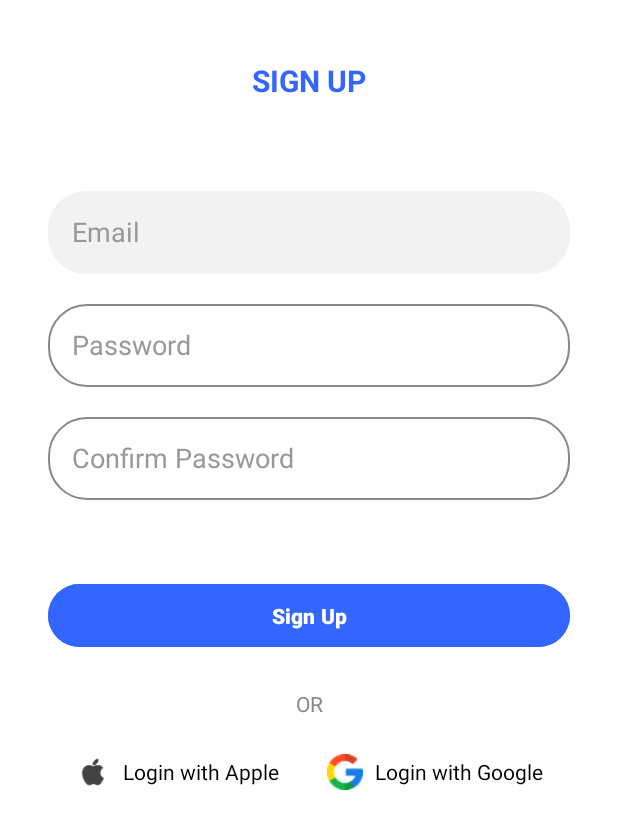
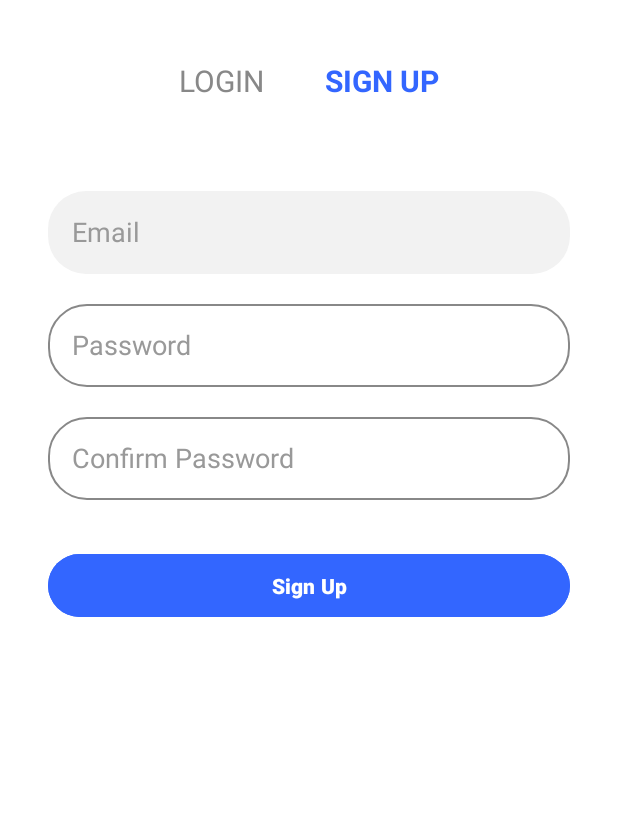
Before and after one commit to Harris0109/2.1, an Android app: the layout activity_sign_up.xml on its own in the app's theme, with its tools: preview values and no code run, on a phone screen of 412 x 824 dp. Shown: the top 829 px of the screen. Run offline under Robolectric (Android 15) with nearby library versions, the phone set to English and light mode, and no system bars.

Commit message:
changed the layout of the sign up page

```diff
--- a/app/src/main/java/com/example/moneymate/SignUp.kt
+++ b/app/src/main/java/com/example/moneymate/SignUp.kt
@@ -1,11 +1,35 @@
 package com.example.moneymate
 
+import android.os.Bundle
+import android.widget.Button
+import android.widget.EditText
+import android.widget.Toast
 import androidx.appcompat.app.AppCompatActivity
-import android.os.Bundle
 
-class SignUp : AppCompatActivity() {
+class SignUpActivity : AppCompatActivity() {
+
     override fun onCreate(savedInstanceState: Bundle?) {
         super.onCreate(savedInstanceState)
         setContentView(R.layout.activity_sign_up)
+
+        val emailInput = findViewById<EditText>(R.id.emailInput)
+        val passwordInput = findViewById<EditText>(R.id.passwordInput)
+        val confirmPasswordInput = findViewById<EditText>(R.id.confirmPasswordInput)
+        val signupButton = findViewById<Button>(R.id.signupButton)
+
+        signupButton.setOnClickListener {
+            val email = emailInput.text.toString().trim()
+            val password = passwordInput.text.toString().trim()
+            val confirmPassword = confirmPasswordInput.text.toString().trim()
+
+            if (email.isEmpty() || password.isEmpty() || confirmPassword.isEmpty()) {
+                Toast.makeText(this, "Please fill in all fields", Toast.LENGTH_SHORT).show()
+            } else if (password != confirmPassword) {
+                Toast.makeText(this, "Passwords do not match", Toast.LENGTH_SHORT).show()
+            } else {
+                Toast.makeText(this, "Sign up successful", Toast.LENGTH_SHORT).show()
+                // You can navigate or clear fields here if needed
+            }
+        }
     }
 }
--- a/app/src/main/res/layout/activity_sign_up.xml
+++ b/app/src/main/res/layout/activity_sign_up.xml
@@ -6,167 +6,102 @@
     android:layout_width="match_parent"
     android:layout_height="match_parent"
     android:background="@android:color/white"
-    tools:context=".SignUp">
+    tools:context=".SignUpActivity">
 
-    <!-- LOGIN / SIGN UP Header -->
     <LinearLayout
         android:id="@+id/header"
         android:layout_width="wrap_content"
         android:layout_height="wrap_content"
+        android:orientation="horizontal"
         android:layout_marginTop="40dp"
-        android:orientation="horizontal"
         app:layout_constraintEnd_toEndOf="parent"
         app:layout_constraintStart_toStartOf="parent"
         app:layout_constraintTop_toTopOf="parent">
+
+        <TextView
+            android:id="@+id/loginTitle"
+            android:layout_width="wrap_content"
+            android:layout_height="wrap_content"
+            android:layout_marginEnd="40dp"
+            android:text="LOGIN"
+            android:textColor="#888888"
+            android:textSize="20sp" />
 
         <TextView
             android:id="@+id/signupTitle"
             android:layout_width="wrap_content"
             android:layout_height="wrap_content"
             android:text="SIGN UP"
+            android:textSize="20sp"
             android:textColor="#3366FF"
-            android:textSize="20sp"
             android:textStyle="bold" />
     </LinearLayout>
 
-    <!-- Email Input -->
+    <!-- Email -->
     <EditText
         android:id="@+id/emailInput"
         android:layout_width="0dp"
         android:layout_height="55dp"
+        android:hint="Email"
         android:layout_marginStart="32dp"
+        android:inputType="textEmailAddress"
         android:layout_marginTop="60dp"
+        android:textColorHint="#999999"
         android:layout_marginEnd="32dp"
         android:background="@drawable/input_bg"
-        android:hint="Email"
-        android:inputType="textEmailAddress"
+        app:layout_constraintEnd_toEndOf="parent"
         android:padding="16dp"
-        android:textColorHint="#999999"
-        app:layout_constraintEnd_toEndOf="parent"
         app:layout_constraintStart_toStartOf="parent"
         app:layout_constraintTop_toBottomOf="@id/header" />
 
-    <!-- Password Input -->
+    <!-- Password -->
     <EditText
         android:id="@+id/passwordInput"
         android:layout_width="0dp"
         android:layout_height="55dp"
+        android:hint="Password"
         android:layout_marginStart="32dp"
+        android:inputType="textPassword"
         android:layout_marginTop="20dp"
+        android:textColorHint="#999999"
         android:layout_marginEnd="32dp"
         android:background="@drawable/password_bg"
-        android:hint="Password"
-        android:inputType="textPassword"
+        app:layout_constraintEnd_toEndOf="parent"
         android:padding="16dp"
-        android:textColorHint="#999999"
-        app:layout_constraintEnd_toEndOf="parent"
         app:layout_constraintStart_toStartOf="parent"
         app:layout_constraintTop_toBottomOf="@id/emailInput" />
 
-    <!-- Confirm Password Input -->
+    <!-- Confirm Password -->
     <EditText
         android:id="@+id/confirmPasswordInput"
         android:layout_width="0dp"
         android:layout_height="55dp"
+        android:hint="Confirm Password"
+        android:padding="16dp"
         android:layout_marginStart="32dp"
         android:layout_marginTop="20dp"
+        android:textColorHint="#999999"
         android:layout_marginEnd="32dp"
         android:background="@drawable/password_bg"
-        android:hint="Confirm Password"
+        app:layout_constraintEnd_toEndOf="parent"
         android:inputType="textPassword"
-        android:padding="16dp"
-        android:textColorHint="#999999"
-        app:layout_constraintEnd_toEndOf="parent"
         app:layout_constraintStart_toStartOf="parent"
         app:layout_constraintTop_toBottomOf="@id/passwordInput" />
 
     <!-- Sign Up Button -->
-
-    <!-- OR -->
     <Button
         android:id="@+id/signupButton"
         android:layout_width="0dp"
         android:layout_height="50dp"
-        android:layout_marginStart="32dp"
-        android:layout_marginTop="52dp"
-        android:layout_marginEnd="32dp"
-        android:backgroundTint="#3366FF"
         android:text="Sign Up"
         android:textColor="@android:color/white"
         android:textStyle="bold"
+        android:layout_marginStart="32dp"
+        android:layout_marginTop="32dp"
+        app:layout_constraintStart_toStartOf="parent"
         app:layout_constraintEnd_toEndOf="parent"
-        app:layout_constraintHorizontal_bias="0.0"
-        app:layout_constraintStart_toStartOf="parent"
+        android:layout_marginEnd="32dp"
+        android:backgroundTint="#3366FF"
         app:layout_constraintTop_toBottomOf="@id/confirmPasswordInput" />
 
-    <TextView
-        android:id="@+id/orText"
-        android:layout_width="wrap_content"
-        android:layout_height="wrap_content"
-        android:layout_marginTop="24dp"
-        android:text="OR"
-        android:textColor="#888888"
-        android:textSize="14sp"
-        app:layout_constraintEnd_toEndOf="parent"
-        app:layout_constraintStart_toStartOf="parent"
-        app:layout_constraintTop_toBottomOf="@id/signupButton" />
-
-    <!-- Social Login Buttons -->
-    <LinearLayout
-        android:id="@+id/socialLoginLayout"
-        android:layout_width="wrap_content"
-        android:layout_height="wrap_content"
-        android:layout_marginTop="24dp"
-        android:gravity="center"
-        android:orientation="horizontal"
-        app:layout_constraintEnd_toEndOf="parent"
-        app:layout_constraintStart_toStartOf="parent"
-        app:layout_constraintTop_toBottomOf="@id/orText">
-
-        <!-- Apple -->
-        <LinearLayout
-            android:layout_width="wrap_content"
-            android:layout_height="wrap_content"
-            android:layout_marginEnd="32dp"
-            android:gravity="center_vertical"
-            android:orientation="horizontal">
-
-            <ImageView
-                android:layout_width="24dp"
-                android:layout_height="24dp"
-                android:contentDescription="Apple login"
-                android:src="@drawable/ic_apple" />
-
-            <TextView
-                android:layout_width="wrap_content"
-                android:layout_height="wrap_content"
-                android:layout_marginStart="8dp"
-                android:text="Login with Apple"
-                android:textColor="#000000"
-                android:textSize="14sp" />
-        </LinearLayout>
-
-        <!-- Google -->
-        <LinearLayout
-            android:layout_width="wrap_content"
-            android:layout_height="wrap_content"
-            android:gravity="center_vertical"
-            android:orientation="horizontal">
-
-            <ImageView
-                android:layout_width="24dp"
-                android:layout_height="24dp"
-                android:contentDescription="Google login"
-                android:src="@drawable/ic_google" />
-
-            <TextView
-                android:layout_width="wrap_content"
-                android:layout_height="wrap_content"
-                android:layout_marginStart="8dp"
-                android:text="Login with Google"
-                android:textColor="#000000"
-                android:textSize="14sp" />
-        </LinearLayout>
-    </LinearLayout>
-
 </androidx.constraintlayout.widget.ConstraintLayout>
```
